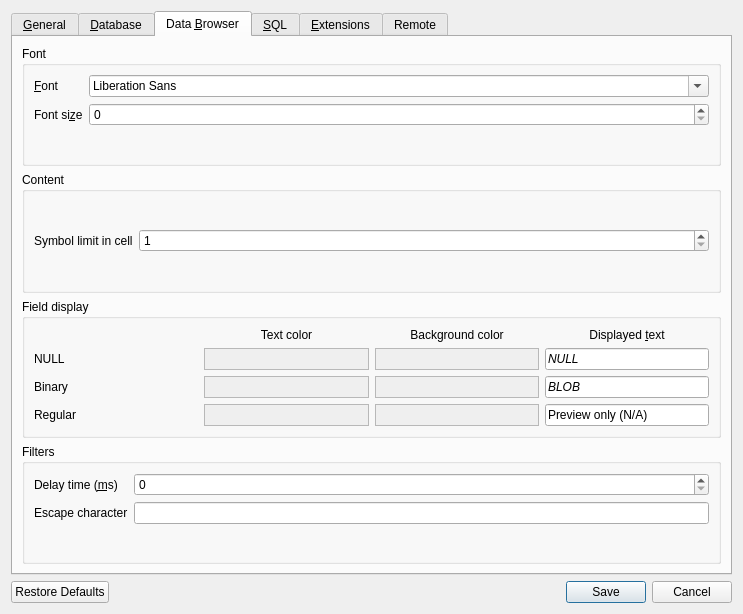
Before: the Qt Designer form src/PreferencesDialog.ui in sqlitebrowser/sqlitebrowser, drawn with Qt 5.
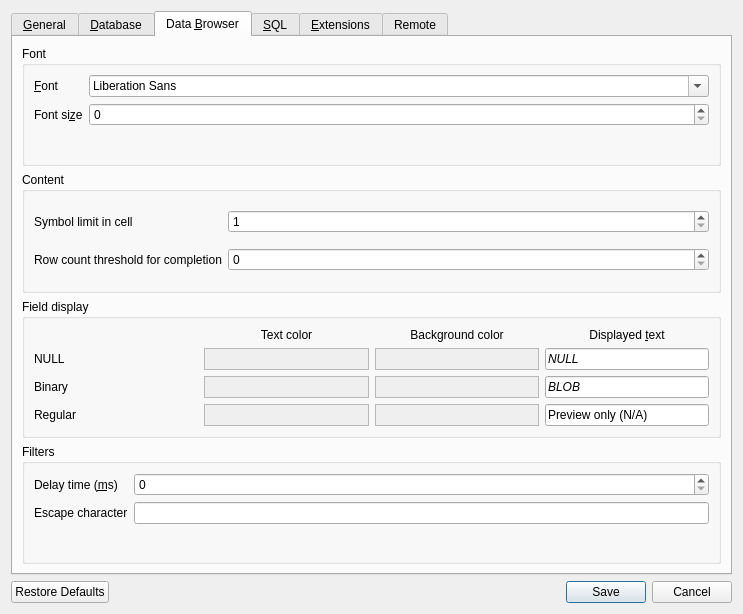
After: the same form once the commit is applied. The open tabs and pages were chosen to show the change. Icons and pictures are not drawn. Custom widgets are drawn as their Qt base class.

Commit message:
Threshold in row count for disabling value completion
A setting is added for disabling the value completion when the row count
of the table is greater than the threshold.

```diff
--- a/src/PreferencesDialog.ui
+++ b/src/PreferencesDialog.ui
@@ -469,6 +469,40 @@
               </property>
              </widget>
             </item>
+            <item row="1" column="1">
+             <widget class="QSpinBox" name="spinCompleteThreshold">
+              <property name="sizePolicy">
+               <sizepolicy hsizetype="Expanding" vsizetype="Fixed">
+                <horstretch>0</horstretch>
+                <verstretch>0</verstretch>
+               </sizepolicy>
+              </property>
+              <property name="toolTip">
+               <string>This is the maximum number of rows in a table for enabling the value completion based on current values in the column.
+Can be set to 0 for disabling completion.</string>
+              </property>
+              <property name="whatsThis">
+               <string>This is the maximum number of rows in a table for enabling the value completion based on current values in the column.
+Can be set to 0 for disabling completion.</string>
+              </property>
+              <property name="minimum">
+               <number>0</number>
+              </property>
+              <property name="maximum">
+               <number>100000000</number>
+              </property>
+             </widget>
+            </item>
+            <item row="1" column="0">
+             <widget class="QLabel" name="labelCompleteThreshold">
+              <property name="text">
+               <string>Row count threshold for completion</string>
+              </property>
+              <property name="buddy">
+               <cstring>spinCompleteThreshold</cstring>
+              </property>
+             </widget>
+            </item>
            </layout>
           </widget>
          </item>
```
The commit also changes 3 other files.
